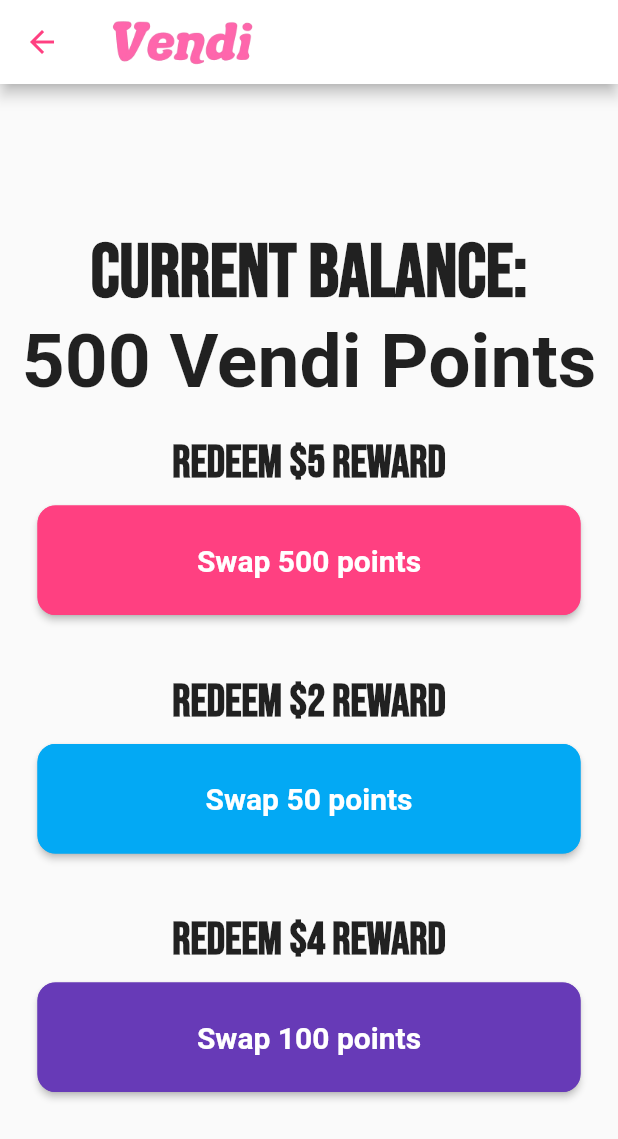
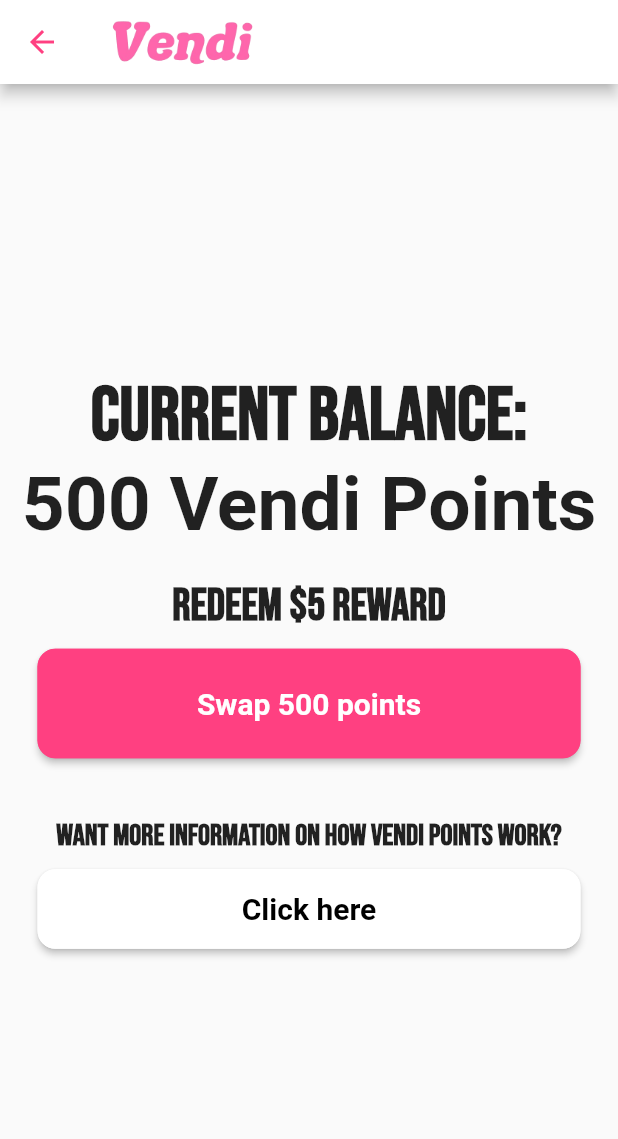
Before and after one commit to DuckieOnQuacks/Vendi, a Flutter app: the screen it shows once a user with an empty profile is signed in, item 3 of the bottom bar chosen, after a tap on "Redeem", on a phone screen of 412 x 824 dp. Shown: the top 1139 px of the screen. Run offline on Flutter 3.47's test engine with Material 2 defaults, Android fonts, the phone set to English and light mode, and no system bars; our stand-ins replace camera, cloud_firestore, firebase_auth, firebase_core, firebase_storage, geolocator and 4 more; missing offline and left inert: favorite_button; accounts and stored records are empty; Roboto replaces fonts that are missing (Chicle).

Commit message:
points redemption update

```diff
--- a/app_prototype/lib/point_redemption_page.dart
+++ b/app_prototype/lib/point_redemption_page.dart
@@ -26,6 +26,7 @@ class PointsRedemptionPage extends StatelessWidget {
           );
         });
   }
+
 
   @override
   Widget build(BuildContext context) {
@@ -95,10 +96,10 @@ class PointsRedemptionPage extends StatelessWidget {
               ),
             ),
             const SizedBox(height: 40),
-            Text('Redeem \$2 reward',
+            Text('Want more information on how Vendi Points work?',
                 style: GoogleFonts.bebasNeue(
                   fontWeight: FontWeight.bold,
-                  fontSize: 30,
+                  fontSize: 20,
                 )),
             const SizedBox(height: 10),
             //button will go to popup window
@@ -106,57 +107,40 @@ class PointsRedemptionPage extends StatelessWidget {
               padding: const EdgeInsets.symmetric(horizontal: 25.0),
               child: ElevatedButton(
                 onPressed: () {
-                  createAlertDialog(context);
+                  showDialog(
+                    context: context,
+                    builder: (BuildContext context) {
+                      return AlertDialog(
+                        title: const Text('Vendi Point Information'),
+                        content: const Text(
+                            '100 Vendi points is equal to \$1. Points can be redeemed beginning at 500 points. Once 500 points is reached, the user can redeem points in \$1 incriminates. For instance, a user can redeem 800 Vendi Points for \$8. Each time a user adds a new machine they will gain 30 points. Each time a user updates an existing machine the user will gain 15 points.'),
+                        actions: <Widget>[
+                          TextButton(
+                            onPressed: () {
+                              Navigator.of(context).pop(false);
+                            },
+                            child: const Text('OK'),
+                          ),
+                        ],
+                      );
+                    },
+                  );
+
                 },
                 style: ButtonStyle(
                     padding: MaterialStateProperty.all<EdgeInsetsGeometry>(
-                        const EdgeInsets.all(25)),
+                        const EdgeInsets.all(15)),
                     backgroundColor:
-                        MaterialStateProperty.all<Color>(Colors.lightBlue),
+                        MaterialStateProperty.all<Color>(Colors.white),
                     shape: MaterialStateProperty.all<RoundedRectangleBorder>(
                         RoundedRectangleBorder(
                             borderRadius: BorderRadius.circular(12),
-                            side: const BorderSide(color: Colors.lightBlue)))),
+                            side: const BorderSide(color: Colors.white)))),
                 child: const Center(
                   child: Text(
-                    'Swap 50 points',
+                    'Click here',
                     style: TextStyle(
-                      color: Colors.white,
-                      fontWeight: FontWeight.bold,
-                      fontSize: 20,
-                    ),
-                  ),
-                ),
-              ),
-            ),
-            const SizedBox(height: 40),
-            Text('Redeem \$4 reward',
-                style: GoogleFonts.bebasNeue(
-                  fontWeight: FontWeight.bold,
-                  fontSize: 30,
-                )),
-            const SizedBox(height: 10),
-            //button will go to popup window
-            Padding(
-              padding: const EdgeInsets.symmetric(horizontal: 25.0),
-              child: ElevatedButton(
-                onPressed: () {
-                  createAlertDialog(context);
-                },
-                style: ButtonStyle(
-                    padding: MaterialStateProperty.all<EdgeInsetsGeometry>(
-                        const EdgeInsets.all(25)),
-                    backgroundColor:
-                        MaterialStateProperty.all<Color>(Colors.deepPurple),
-                    shape: MaterialStateProperty.all<RoundedRectangleBorder>(
-                        RoundedRectangleBorder(
-                            borderRadius: BorderRadius.circular(12),
-                            side: const BorderSide(color: Colors.deepPurple)))),
-                child: const Center(
-                  child: Text(
-                    'Swap 100 points',
-                    style: TextStyle(
-                      color: Colors.white,
+                      color: Colors.black,
                       fontWeight: FontWeight.bold,
                       fontSize: 20,
                     ),
--- a/app_prototype/lib/points_page.dart
+++ b/app_prototype/lib/points_page.dart
@@ -70,7 +70,7 @@ class PointsPage extends StatelessWidget {
                   },
                 ),
               ),
-              initialValue: 250,
+              initialValue: 500,
               onChange: (double value){
                 print(value);
               },
```
